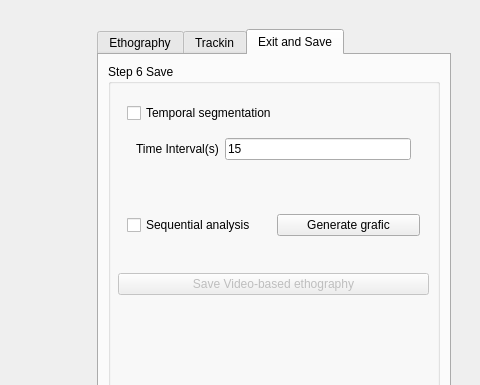
Above: src/telaetografiaproce.ui from EthoWatcher/ethowatcher before the change; both pictures show x 662 to 1142 and y 0 to 385 of the 1142 by 837 pixel window. Below: the same form after it.
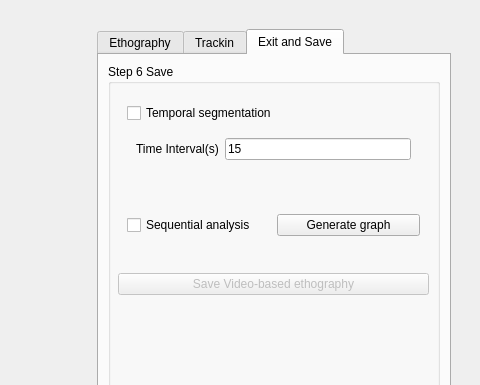
That is the form after the change. Icons and pictures are not drawn.

Commit message: melhorando a disposição dos elementos do relatorio e melhorias na interface gráfica da etografia

```diff
--- a/src/telaetografiaproce.ui
+++ b/src/telaetografiaproce.ui
@@ -1829,7 +1829,7 @@
                      <item>
                       <widget class="QPushButton" name="pb_generate_grafic">
                        <property name="text">
-                        <string>Generate grafic</string>
+                        <string>Generate graph</string>
                        </property>
                       </widget>
                      </item>
```
The commit also changes 2 other files.
